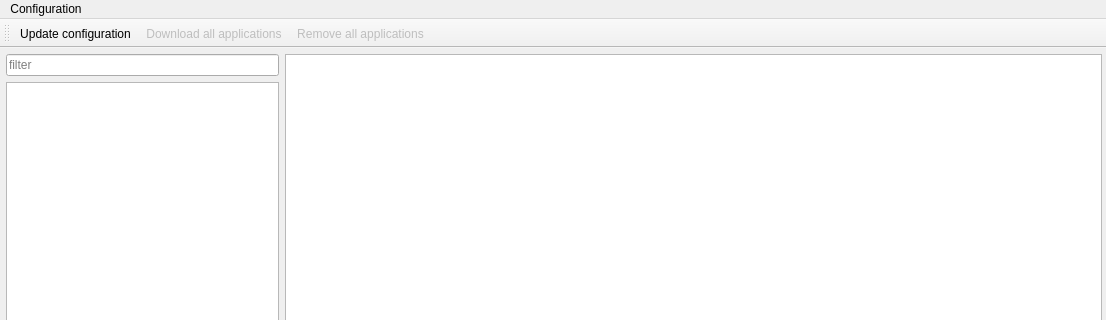
Above: Tools/Launcher/DataQt/mainwindow.ui from xaoctech/dava.engine before the change; both pictures show x 0 to 1106 and y 0 to 320 of the 1106 by 635 pixel window. Below: the same form after it.
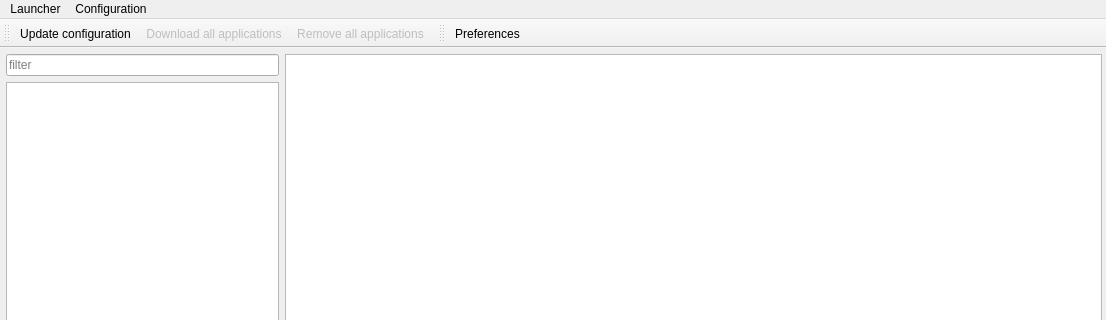
That is the form after the change. Icons and pictures are not drawn.

Diff of the .ui file:
```diff
--- a/Tools/Launcher/DataQt/mainwindow.ui
+++ b/Tools/Launcher/DataQt/mainwindow.ui
@@ -198,6 +198,12 @@
     <addaction name="action_downloadAll"/>
     <addaction name="action_removeAll"/>
    </widget>
+   <widget class="QMenu" name="menuLauncher">
+    <property name="title">
+     <string>Launcher</string>
+    </property>
+   </widget>
+   <addaction name="menuLauncher"/>
    <addaction name="menuConfiguration"/>
   </widget>
   <widget class="QToolBar" name="toolBar">
@@ -214,6 +220,18 @@
    <addaction name="action_downloadAll"/>
    <addaction name="action_removeAll"/>
   </widget>
+  <widget class="QToolBar" name="toolBar_preferences">
+   <property name="windowTitle">
+    <string>toolBar_2</string>
+   </property>
+   <attribute name="toolBarArea">
+    <enum>TopToolBarArea</enum>
+   </attribute>
+   <attribute name="toolBarBreak">
+    <bool>false</bool>
+   </attribute>
+   <addaction name="actionPreferences"/>
+  </widget>
   <action name="action_updateConfiguration">
    <property name="icon">
     <iconset resource="icons.qrc">
@@ -259,6 +277,18 @@
     <string>Remove all applications</string>
    </property>
   </action>
+  <action name="actionPreferences">
+   <property name="icon">
+    <iconset resource="icons.qrc">
+     <normaloff>:/Icons/settings.png</normaloff>:/Icons/settings.png</iconset>
+   </property>
+   <property name="text">
+    <string>Preferences</string>
+   </property>
+   <property name="toolTip">
+    <string>Launcher preferences</string>
+   </property>
+  </action>
  </widget>
  <layoutdefault spacing="6" margin="11"/>
  <resources>
```
Left out of the diff: 2 changed lines with no effect on the pictures.
